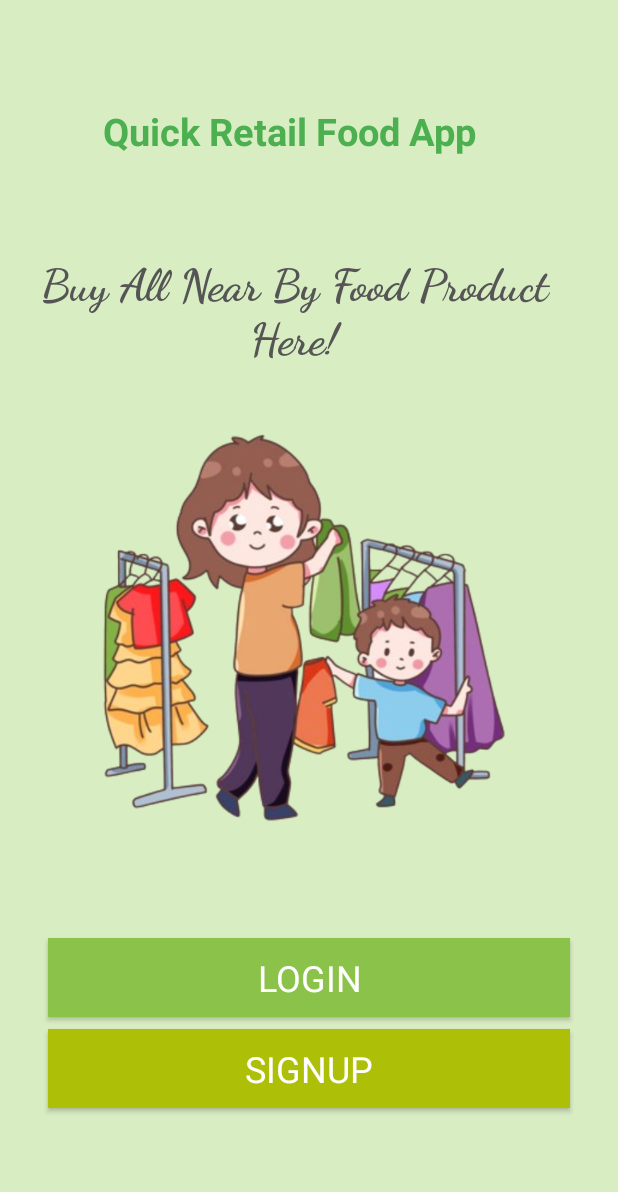
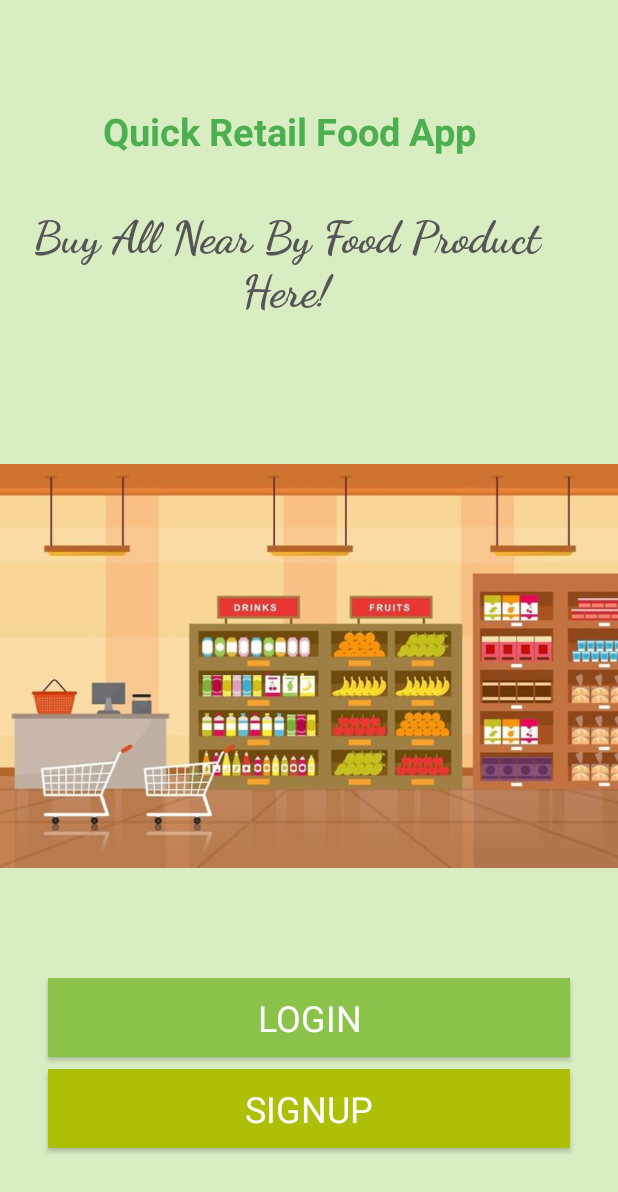
Before and after one commit to Abishek-077/Food-Store-MVVM-Kotlin-Project, an Android app built with Jetpack Compose: the screen it shows after launch (HomeActivity), on a phone screen of 412 x 824 dp. Shown: the top 1192 px of the screen. Run offline under Robolectric (Android 15) with nearby library versions, the light colour scheme and no system bars; our stand-ins replace Firebase (no records; nobody signed in at launch, a user with empty details on screens opened directly).

Commit message:
Adding Functions To the App

```diff
--- a/app/src/main/java/com/example/babybuy/CustomCameraActivity.kt
+++ b/app/src/main/java/com/example/babybuy/CustomCameraActivity.kt
@@ -12,7 +12,6 @@ import androidx.camera.core.CameraSelector
 import androidx.camera.core.ImageCapture
 import androidx.camera.core.ImageCaptureException
 import androidx.camera.lifecycle.ProcessCameraProvider
-import androidx.compose.ui.tooling.preview.Preview
 import androidx.core.content.ContextCompat
 import com.example.babybuy.databinding.ActivityCustomCameraBinding
 import com.google.common.util.concurrent.ListenableFuture
--- a/app/src/main/java/com/example/babybuy/Fragments/ProfileFragment.kt
+++ b/app/src/main/java/com/example/babybuy/Fragments/ProfileFragment.kt
@@ -10,7 +10,6 @@ import android.widget.Button
 import androidx.fragment.app.Fragment
 import com.example.babybuy.LoginActivity
 import com.example.babybuy.R
-import com.google.firebase.Firebase
 import com.google.firebase.auth.FirebaseAuth
 
 class ProfileFragment : Fragment() {
--- a/app/src/main/java/com/example/babybuy/ui/theme/Theme.kt
+++ b/app/src/main/java/com/example/babybuy/ui/theme/Theme.kt
@@ -1,6 +1,5 @@
 package com.example.babybuy.ui.theme
 
-import android.app.Activity
 import android.os.Build
 import androidx.compose.foundation.isSystemInDarkTheme
 import androidx.compose.material3.MaterialTheme
--- a/app/src/main/res/layout/activity_detail_view.xml
+++ b/app/src/main/res/layout/activity_detail_view.xml
@@ -151,7 +151,7 @@
                         android:textSize="16sp"
                         android:padding="10dp"
                         android:layout_marginTop="16dp"
-                        tools:text="This is a cute dress for little baby"/>
+                        tools:text="This is Food for Adult"/>
 
                     <View
                         android:layout_width="match_parent"
--- a/app/src/main/res/layout/activity_home.xml
+++ b/app/src/main/res/layout/activity_home.xml
@@ -30,7 +30,7 @@
         android:id="@+id/textView"
         android:layout_width="341dp"
         android:layout_height="85dp"
-        android:layout_marginTop="48dp"
+        android:layout_marginTop="16dp"
         android:fontFamily="cursive"
         android:text="Buy All Near By Food Product Here!"
         android:textAlignment="center"
@@ -38,7 +38,7 @@
         android:textSize="30sp"
         android:textStyle="bold"
         app:layout_constraintEnd_toEndOf="parent"
-        app:layout_constraintHorizontal_bias="0.357"
+        app:layout_constraintHorizontal_bias="0.285"
         app:layout_constraintStart_toStartOf="parent"
         app:layout_constraintTop_toBottomOf="@+id/textview" />
 
@@ -46,12 +46,14 @@
         android:id="@+id/logoImageView"
         android:layout_width="420dp"
         android:layout_height="400dp"
-        android:src="@drawable/happy"
         android:layout_marginTop="10dp"
+        android:src="@drawable/store"
         app:layout_constraintBottom_toBottomOf="parent"
         app:layout_constraintEnd_toEndOf="parent"
+        app:layout_constraintHorizontal_bias="0.555"
         app:layout_constraintStart_toStartOf="parent"
-        app:layout_constraintTop_toTopOf="parent" />
+        app:layout_constraintTop_toTopOf="parent"
+        app:layout_constraintVertical_bias="0.566" />
 
     <Button
         android:id="@+id/btn_LOGIN"
```
Also changed, not shown: app/src/main/res/drawable/store.jpg (added).
